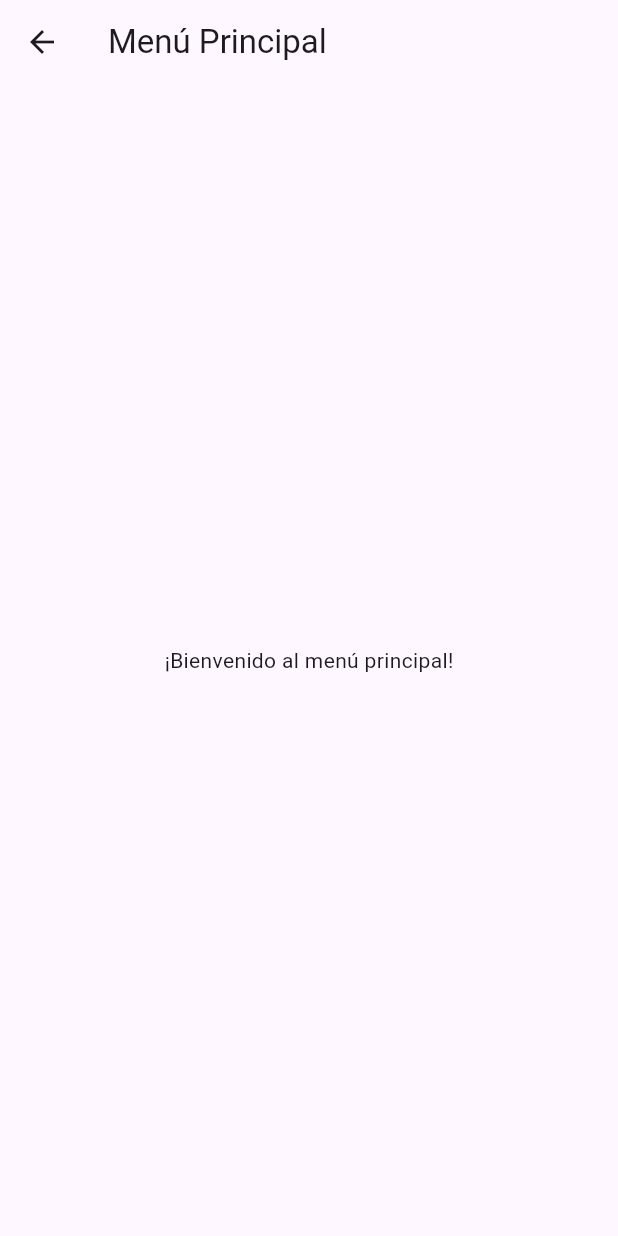
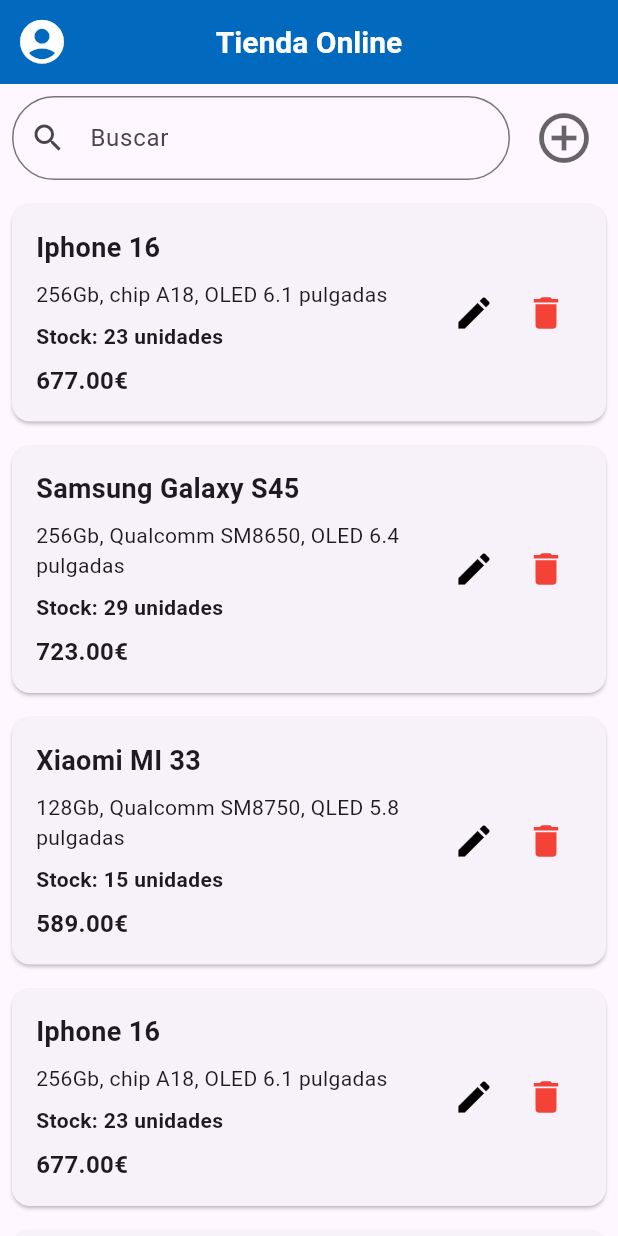
Before and after one commit to Mateoaf/gestion_inventario, a Flutter app: the ProfileScreenWrapper screen opened by its route, after a tap on "Ir al menú principal", on a phone screen of 412 x 824 dp. Run offline on Flutter 3.47's test engine with Material 3 defaults, Android fonts, the phone set to English and light mode, and no system bars; our stand-ins replace firebase_auth, firebase_core; missing offline and left inert: firebase_ui_auth; accounts and stored records are empty; network calls fail.

Commit message:
Creacion de class header, product_card, product y home_screen. Creacion de la ruta con product_details_screen

```diff
--- a/lib/main.dart
+++ b/lib/main.dart
@@ -3,6 +3,7 @@
 import 'package:firebase_auth/firebase_auth.dart';
 import 'package:gestion_inventario/firebase_options.dart';
 import 'package:gestion_inventario/screens/home/home_screen.dart';
+import 'package:gestion_inventario/screens/products/product_details_screen.dart';
 import 'screens/auth/login_screen.dart'; // importa el nuevo archivo
 
 void main() async {
@@ -24,6 +25,7 @@
         '/sign-in': (context) => const LoginScreen(),
         '/profile': (context) => const ProfileScreenWrapper(),
         '/home': (context) => const HomeScreen(), //
+        '/productDetails': (context) => ProductoPage(),
       },
     );
   }
--- /dev/null
+++ b/lib/models/product.dart
@@ -0,0 +1,13 @@
+class Product {
+  final String name;
+  final String description;
+  final int stock;
+  final double price;
+
+  Product({
+    required this.name,
+    required this.description,
+    required this.stock,
+    required this.price,
+  });
+}
--- a/lib/screens/home/home_screen.dart
+++ b/lib/screens/home/home_screen.dart
@@ -1,13 +1,130 @@
 import 'package:flutter/material.dart';
+import 'package:gestion_inventario/models/product.dart';
+import 'package:gestion_inventario/widgets/header.dart';
+import 'package:gestion_inventario/widgets/product_card.dart';
 
-class HomeScreen extends StatelessWidget {
-  const HomeScreen({super.key});
+
+class HomeScreen extends StatefulWidget {
+  const HomeScreen({Key? key}) : super(key: key);
 
   @override
-  Widget build(BuildContext context) {
-    return Scaffold(
-      appBar: AppBar(title: const Text('Menú Principal')),
-      body: const Center(child: Text('¡Bienvenido al menú principal!')),
-    );
+  _HomeScreenState createState() => _HomeScreenState();
+}
+
+class _HomeScreenState extends State<HomeScreen> {
+  final TextEditingController _searchController = TextEditingController();
+  List<Product> filteredProducts = [];
+
+  final List<Product> products = [
+    Product(
+      name: 'Iphone 16',
+      description: '256Gb, chip A18, OLED 6.1 pulgadas',
+      stock: 23,
+      price: 677.0,
+    ),
+    Product(
+      name: 'Samsung Galaxy S45',
+      description: '256Gb, Qualcomm SM8650, OLED 6.4 pulgadas',
+      stock: 29,
+      price: 723.0,
+    ),
+    Product(
+      name: 'Xiaomi MI 33',
+      description: '128Gb, Qualcomm SM8750, QLED 5.8 pulgadas',
+      stock: 15,
+      price: 589.0,
+    ),
+    Product(
+      name: 'Iphone 16',
+      description: '256Gb, chip A18, OLED 6.1 pulgadas',
+      stock: 23,
+      price: 677.0,
+    ),
+    Product(
+      name: 'Samsung Galaxy S45',
+      description: '256Gb, Qualcomm SM8650, OLED 6.4 pulgadas',
+      stock: 29,
+      price: 723.0,
+    ),
+    Product(
+      name: 'Xiaomi MI 33',
+      description: '128Gb, Qualcomm SM8750, QLED 5.8 pulgadas',
+      stock: 15,
+      price: 589.0,
+    ),
+  ];
+
+  @override
+  void initState() {
+    super.initState();
+    filteredProducts = products;
+    _searchController.addListener(_filterProducts);
+  }
+
+  void _filterProducts() {
+    setState(() {
+      String query = _searchController.text.toLowerCase();
+      filteredProducts = products.where((product) {
+        return product.name.toLowerCase().contains(query) ||
+               product.description.toLowerCase().contains(query);
+      }).toList();
+    });
+  }
+
+@override
+Widget build(BuildContext context) {
+  return Scaffold(
+    body: CustomScrollView(
+      slivers: [
+        const Header(),  //Encabezado
+
+        SliverToBoxAdapter(
+          child: Padding(
+            padding: const EdgeInsets.all(8.0),
+            child: Row(
+              children: [
+                Expanded(
+                  child: TextField(
+                    controller: _searchController,
+                    decoration: InputDecoration(
+                      labelText: 'Buscar',
+                      prefixIcon: const Icon(Icons.search),
+                      border: OutlineInputBorder(
+                        borderRadius: BorderRadius.circular(80.0),
+                      ),
+                    ),
+                  ),
+                ),
+                const SizedBox(width: 8.0),
+                IconButton(
+                  icon: Icon(Icons.add_circle_outline_outlined),
+                  color: const Color.fromARGB(152, 0, 0, 0),
+                  iconSize: 40,
+                  onPressed: () {
+                    //Navigator.pushNamed(context, '/productDetails');
+                  },
+                ),
+              ],
+            ),
+          ),
+        ),
+        SliverList(
+          delegate: SliverChildBuilderDelegate(
+            (context, index) {
+              return ProductCard(product: filteredProducts[index]);
+            },
+            childCount: filteredProducts.length,
+          ),
+        ),
+      ],
+    ),
+  );
+}
+
+
+  @override
+  void dispose() {
+    _searchController.dispose();
+    super.dispose();
   }
 }
--- /dev/null
+++ b/lib/widgets/header.dart
@@ -0,0 +1,34 @@
+import 'package:flutter/material.dart';
+
+class Header extends StatelessWidget {
+  const Header({Key? key}) : super(key: key);
+
+  @override
+  Widget build(BuildContext context) {
+    return SliverAppBar(
+      backgroundColor: const Color.fromARGB(255, 1, 106, 191), // Color del AppBar
+      pinned: false, // El AppBar desaparecerá al hacer scroll
+      floating: true, // El AppBar reaparece al desplazarte hacia arriba
+      snap: true,
+      centerTitle: true,
+      leading: IconButton( // Añadir el ícono de perfil de usuario aquí
+        icon: const Icon(
+          Icons.account_circle_sharp, // Icono de usuario
+          color: Colors.white,  // Color del icono
+          size: 35,  //Tamaño del icono
+        ),
+        onPressed: () {
+          //Navigator.pushNamed(context, '/perfilUsuario'); // Redirige a la página de perfil
+        },
+      ),
+      title: const Text(  //Titulo
+        'Tienda Online',
+        style: TextStyle(
+          color: Colors.white,
+          fontSize: 20.0,
+          fontWeight: FontWeight.bold,
+        ),
+      ),
+    );
+  }
+}
--- a/lib/widgets/product_card.dart
+++ b/lib/widgets/product_card.dart
@@ -0,0 +1,91 @@
+import 'package:flutter/material.dart';
+import 'package:gestion_inventario/models/product.dart';
+
+
+class ProductCard extends StatelessWidget {
+  final Product product;
+
+  const ProductCard({Key? key, required this.product}) : super(key: key);
+
+  @override
+  Widget build(BuildContext context) {
+    return Card(
+      margin: const EdgeInsets.all(8.0),
+      child: InkWell(
+        onTap: () {
+          Navigator.pushNamed(context, '/productDetails');
+        },
+        child: Padding(
+          padding: const EdgeInsets.all(16.0),
+          child: Row(
+            mainAxisAlignment: MainAxisAlignment.spaceBetween,
+            children: [
+              // Información del producto
+              Expanded(
+                child: Column(
+                  crossAxisAlignment: CrossAxisAlignment.start,
+                  children: [
+                    Text(  //Nombre del producto
+                      product.name,
+                      style: const TextStyle(
+                        fontSize: 18,
+                        fontWeight: FontWeight.bold,
+                      ),
+                    ),
+                    const SizedBox(height: 8),
+                    Text(product.description),  //Descripción del producto
+                    const SizedBox(height: 8),
+                    Text(  //Stock del producto
+                      'Stock: ${product.stock} unidades',
+                      style: const TextStyle(fontWeight: FontWeight.bold),
+                    ),
+                    const SizedBox(height: 8),
+                    Text(  //Precio del producto
+                      '${product.price.toStringAsFixed(2)}€',
+                      style: const TextStyle(
+                        fontSize: 16,
+                        fontWeight: FontWeight.bold,
+                      ),
+                    ),
+                  ],
+                ),
+              ),
+              Row( //Botones de editar y borrar
+                children: [
+                  IconButton(
+                    icon: Icon(
+                      Icons.edit,
+                      color: const Color.fromARGB(255, 0, 0, 0),
+                      size: 28.0,
+                    ),
+                    onPressed: () {
+                      /*Navigator.pushNamed(
+                        context,
+                        '/editarProducto',
+                        arguments: product,
+                      );*/
+                    },
+                  ),
+                  IconButton(
+                    icon: Icon(
+                      Icons.delete,
+                      color: Colors.red,
+                      size: 28.0,
+                    ),
+                    onPressed: () {
+                      /*Navigator.pushNamed(
+                        context,
+                        '/eliminarProducto',
+                        arguments: product,
+                      );*/
+                    },
+                  ),
+                ],
+              ),
+            ],
+          ),
+        ),
+      ),
+    );
+  }
+}
```
Also changed, not shown: lib/screens/auth/login_screen.dart (indentation only).
